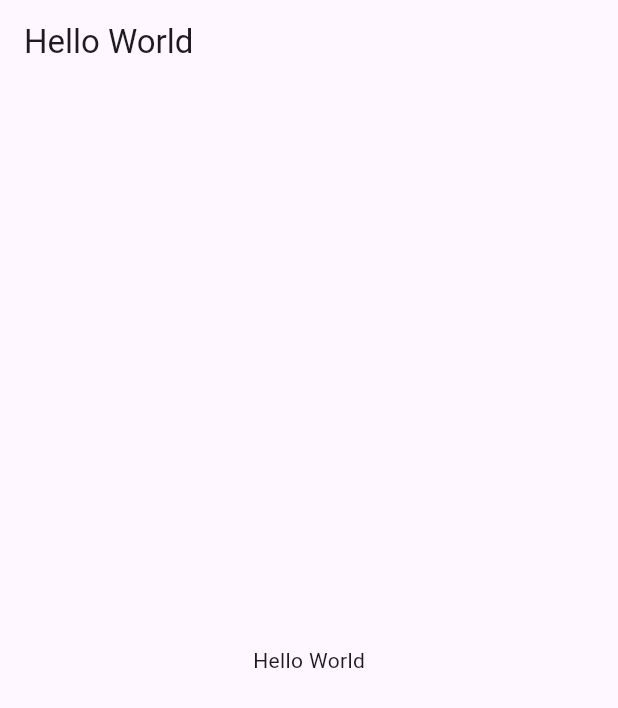
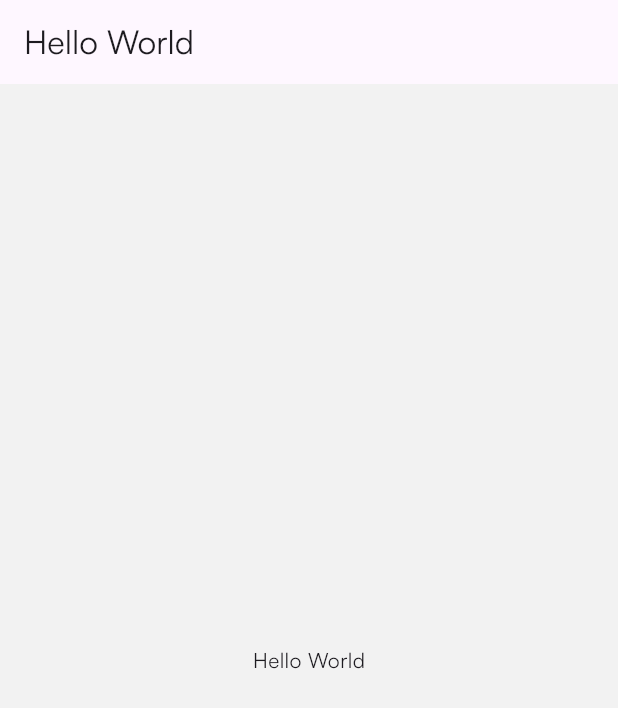
Before and after one commit to WTNB1225/spotify_clone, a Flutter app: the screen it shows after launch, on a phone screen of 412 x 824 dp. Shown: the top 708 px of the screen. Run offline on Flutter 3.47's test engine with Material 3 defaults, Android fonts, the phone set to English and light mode, and no system bars.

Commit message:
Add font

```diff
--- a/lib/core/configs/theme/app_theme.dart
+++ b/lib/core/configs/theme/app_theme.dart
@@ -6,6 +6,7 @@ class AppTheme {
     primaryColor: AppColors.primary,
     scaffoldBackgroundColor: AppColors.lightBackground,
     brightness: Brightness.light,
+    fontFamily: 'Satoshi',
     elevatedButtonTheme: ElevatedButtonThemeData(
       style: ElevatedButton.styleFrom(
         backgroundColor: AppColors.primary,
@@ -19,6 +20,7 @@ class AppTheme {
     primaryColor: AppColors.primary,
     scaffoldBackgroundColor: AppColors.darkBackground,
     brightness: Brightness.dark,
+    fontFamily: 'Satoshi',
     elevatedButtonTheme: ElevatedButtonThemeData(
       style: ElevatedButton.styleFrom(
         backgroundColor: AppColors.primary,
--- a/lib/main.dart
+++ b/lib/main.dart
@@ -1,4 +1,5 @@
 import 'package:flutter/material.dart';
+import 'package:spotify_clone/core/configs/theme/app_theme.dart';
 
 void main() {
   runApp(MyApp());
@@ -10,6 +11,7 @@ class MyApp extends StatelessWidget {
   @override
   Widget build(BuildContext context) {
     return MaterialApp(
+      theme: AppTheme.lightTheme,
       home: Scaffold(
         appBar: AppBar(title: Text('Hello World')),
         body: Center(child: Text('Hello World')),
```
Also changed, not shown: pubspec.yaml (+18 -29 lines), assets/fonts/Satoshi-Black.otf (added), assets/fonts/Satoshi-Bold.otf (added), assets/fonts/Satoshi-Light.otf (added), assets/fonts/Satoshi-Medium.otf (added), assets/fonts/Satoshi-Regular.otf (added).
